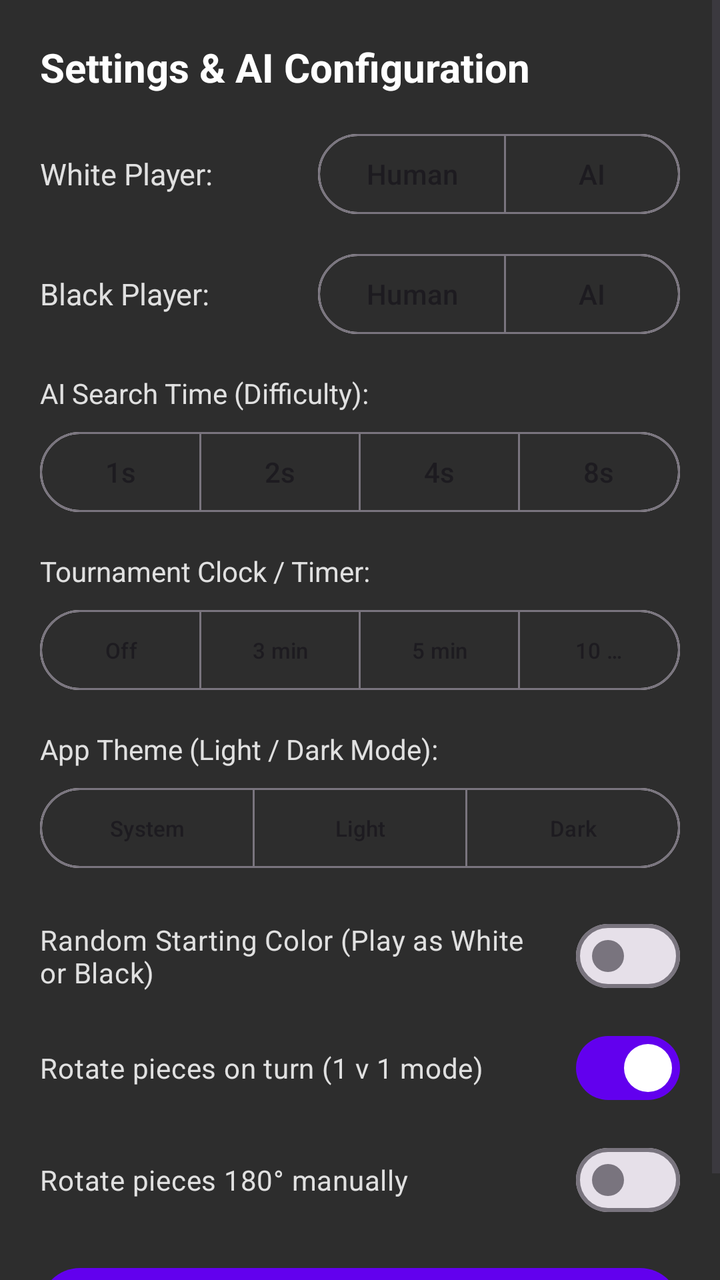
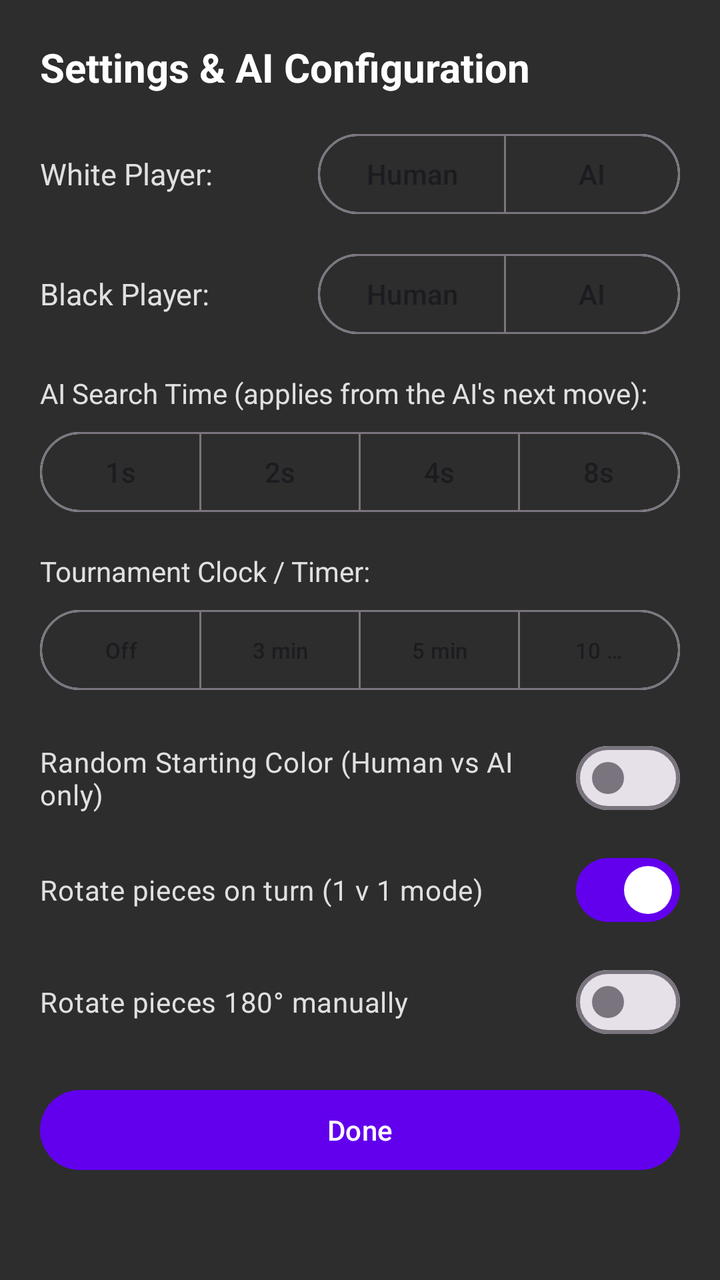

Screens rendered from an Android XML layout before and after an edit, with the pre-edit source and the edit as a unified diff.
<!-- AndroidManifest.xml: application theme Theme.ChessApplication -->
<!-- res/layout/dialog_settings.xml -->
<?xml version="1.0" encoding="utf-8"?>
<ScrollView xmlns:android="http://schemas.android.com/apk/res/android"
    xmlns:app="http://schemas.android.com/apk/res-auto"
    android:layout_width="match_parent"
    android:layout_height="wrap_content"
    android:fillViewport="true"
    android:background="#2D2D2D">

    <LinearLayout
        android:layout_width="match_parent"
        android:layout_height="wrap_content"
        android:orientation="vertical"
        android:padding="20dp">

        <TextView
            android:layout_width="wrap_content"
            android:layout_height="wrap_content"
            android:text="Settings &amp; AI Configuration"
            android:textColor="#FFFFFF"
            android:textSize="20sp"
            android:textStyle="bold"
            android:layout_marginBottom="16dp" />

        
        <LinearLayout
            android:layout_width="match_parent"
            android:layout_height="wrap_content"
            android:orientation="horizontal"
            android:gravity="center_vertical"
            android:layout_marginBottom="12dp">

            <TextView
                android:layout_width="0dp"
                android:layout_height="wrap_content"
                android:layout_weight="1"
                android:text="White Player:"
                android:textColor="#E0E0E0"
                android:textSize="15sp" />

            <com.google.android.material.button.MaterialButtonToggleGroup
                android:id="@+id/tgWhitePlayerDialog"
                android:layout_width="wrap_content"
                android:layout_height="wrap_content"
                app:singleSelection="true"
                app:selectionRequired="true">

                <Button
                    android:id="@+id/btnWhiteHumanDialog"
                    style="@style/Widget.Material3.Button.OutlinedButton"
                    android:layout_width="wrap_content"
                    android:layout_height="wrap_content"
                    android:text="Human" />

                <Button
                    android:id="@+id/btnWhiteAiDialog"
                    style="@style/Widget.Material3.Button.OutlinedButton"
                    android:layout_width="wrap_content"
                    android:layout_height="wrap_content"
                    android:text="AI" />

            </com.google.android.material.button.MaterialButtonToggleGroup>
        </LinearLayout>

        
        <LinearLayout
            android:layout_width="match_parent"
            android:layout_height="wrap_content"
            android:orientation="horizontal"
            android:gravity="center_vertical"
            android:layout_marginBottom="16dp">

            <TextView
                android:layout_width="0dp"
                android:layout_height="wrap_content"
                android:layout_weight="1"
                android:text="Black Player:"
                android:textColor="#E0E0E0"
                android:textSize="15sp" />

            <com.google.android.material.button.MaterialButtonToggleGroup
                android:id="@+id/tgBlackPlayerDialog"
                android:layout_width="wrap_content"
                android:layout_height="wrap_content"
                app:singleSelection="true"
                app:selectionRequired="true">

                <Button
                    android:id="@+id/btnBlackHumanDialog"
                    style="@style/Widget.Material3.Button.OutlinedButton"
                    android:layout_width="wrap_content"
                    android:layout_height="wrap_content"
                    android:text="Human" />

                <Button
                    android:id="@+id/btnBlackAiDialog"
                    style="@style/Widget.Material3.Button.OutlinedButton"
                    android:layout_width="wrap_content"
                    android:layout_height="wrap_content"
                    android:text="AI" />

            </com.google.android.material.button.MaterialButtonToggleGroup>
        </LinearLayout>

        
        <LinearLayout
            android:layout_width="match_parent"
            android:layout_height="wrap_content"
            android:orientation="vertical"
            android:layout_marginBottom="16dp">

            <TextView
                android:layout_width="wrap_content"
                android:layout_height="wrap_content"
                android:text="AI Search Time (Difficulty):"
                android:textColor="#E0E0E0"
                android:textSize="14sp"
                android:layout_marginBottom="6dp" />

            <com.google.android.material.button.MaterialButtonToggleGroup
                android:id="@+id/tgTimeLimitDialog"
                android:layout_width="match_parent"
                android:layout_height="wrap_content"
                app:singleSelection="true"
                app:selectionRequired="true">

                <Button
                    android:id="@+id/btnTime1sDialog"
                    style="@style/Widget.Material3.Button.OutlinedButton"
                    android:layout_width="0dp"
                    android:layout_height="wrap_content"
                    android:layout_weight="1"
                    android:text="1s" />

                <Button
                    android:id="@+id/btnTime2sDialog"
                    style="@style/Widget.Material3.Button.OutlinedButton"
                    android:layout_width="0dp"
                    android:layout_height="wrap_content"
                    android:layout_weight="1"
                    android:text="2s" />

                <Button
                    android:id="@+id/btnTime4sDialog"
                    style="@style/Widget.Material3.Button.OutlinedButton"
                    android:layout_width="0dp"
                    android:layout_height="wrap_content"
                    android:layout_weight="1"
                    android:text="4s" />

                <Button
                    android:id="@+id/btnTime8sDialog"
                    style="@style/Widget.Material3.Button.OutlinedButton"
                    android:layout_width="0dp"
                    android:layout_height="wrap_content"
                    android:layout_weight="1"
                    android:text="8s" />

            </com.google.android.material.button.MaterialButtonToggleGroup>
        </LinearLayout>

        
        <LinearLayout
            android:layout_width="match_parent"
            android:layout_height="wrap_content"
            android:orientation="vertical"
            android:layout_marginBottom="16dp">

            <TextView
                android:layout_width="wrap_content"
                android:layout_height="wrap_content"
                android:text="Tournament Clock / Timer:"
                android:textColor="#E0E0E0"
                android:textSize="14sp"
                android:layout_marginBottom="6dp" />

            <com.google.android.material.button.MaterialButtonToggleGroup
                android:id="@+id/tgClockDurationDialog"
                android:layout_width="match_parent"
                android:layout_height="wrap_content"
                app:singleSelection="true"
                app:selectionRequired="true">

                <Button
                    android:id="@+id/btnClockNone"
                    style="@style/Widget.Material3.Button.OutlinedButton"
                    android:layout_width="0dp"
                    android:layout_height="wrap_content"
                    android:layout_weight="1"
                    android:text="Off"
                    android:textSize="11sp" />

                <Button
                    android:id="@+id/btnClock3m"
                    style="@style/Widget.Material3.Button.OutlinedButton"
                    android:layout_width="0dp"
                    android:layout_height="wrap_content"
                    android:layout_weight="1"
                    android:text="3 min"
                    android:textSize="11sp" />

                <Button
                    android:id="@+id/btnClock5m"
                    style="@style/Widget.Material3.Button.OutlinedButton"
                    android:layout_width="0dp"
                    android:layout_height="wrap_content"
                    android:layout_weight="1"
                    android:text="5 min"
                    android:textSize="11sp" />

                <Button
                    android:id="@+id/btnClock10m"
                    style="@style/Widget.Material3.Button.OutlinedButton"
                    android:layout_width="0dp"
                    android:layout_height="wrap_content"
                    android:layout_weight="1"
                    android:text="10 min"
                    android:textSize="11sp" />

            </com.google.android.material.button.MaterialButtonToggleGroup>
        </LinearLayout>

        
        <LinearLayout
            android:layout_width="match_parent"
            android:layout_height="wrap_content"
            android:orientation="vertical"
            android:layout_marginBottom="16dp">

            <TextView
                android:layout_width="wrap_content"
                android:layout_height="wrap_content"
                android:text="App Theme (Light / Dark Mode):"
                android:textColor="#E0E0E0"
                android:textSize="14sp"
                android:layout_marginBottom="6dp" />

            <com.google.android.material.button.MaterialButtonToggleGroup
                android:id="@+id/tgThemeDialog"
                android:layout_width="match_parent"
                android:layout_height="wrap_content"
                app:singleSelection="true"
                app:selectionRequired="true">

                <Button
                    android:id="@+id/btnThemeSystem"
                    style="@style/Widget.Material3.Button.OutlinedButton"
                    android:layout_width="0dp"
                    android:layout_height="wrap_content"
                    android:layout_weight="1"
                    android:text="System"
                    android:textSize="11sp" />

                <Button
                    android:id="@+id/btnThemeLight"
                    style="@style/Widget.Material3.Button.OutlinedButton"
                    android:layout_width="0dp"
                    android:layout_height="wrap_content"
                    android:layout_weight="1"
                    android:text="Light"
                    android:textSize="11sp" />

                <Button
                    android:id="@+id/btnThemeDark"
                    style="@style/Widget.Material3.Button.OutlinedButton"
                    android:layout_width="0dp"
                    android:layout_height="wrap_content"
                    android:layout_weight="1"
                    android:text="Dark"
                    android:textSize="11sp" />

            </com.google.android.material.button.MaterialButtonToggleGroup>
        </LinearLayout>

        
        <com.google.android.material.materialswitch.MaterialSwitch
            android:id="@+id/switchRandomColorDialog"
            android:layout_width="match_parent"
            android:layout_height="wrap_content"
            android:text="Random Starting Color (Play as White or Black)"
            android:textColor="#E0E0E0"
            android:checked="false"
            android:layout_marginBottom="8dp" />

        
        <com.google.android.material.materialswitch.MaterialSwitch
            android:id="@+id/switchAutoRotateDialog"
            android:layout_width="match_parent"
            android:layout_height="wrap_content"
            android:text="Rotate pieces on turn (1 v 1 mode)"
            android:textColor="#E0E0E0"
            android:checked="true"
            android:layout_marginBottom="8dp" />

        
        <com.google.android.material.materialswitch.MaterialSwitch
            android:id="@+id/switchManualFlipDialog"
            android:layout_width="match_parent"
            android:layout_height="wrap_content"
            android:text="Rotate pieces 180° manually"
            android:textColor="#E0E0E0"
            android:checked="false"
            android:layout_marginBottom="16dp" />

        <Button
            android:id="@+id/btnCloseSettings"
            android:layout_width="match_parent"
            android:layout_height="wrap_content"
            android:text="Done" />

    </LinearLayout>
</ScrollView>
<!-- resources referenced by this layout -->
<resources>
  <style name="Theme.ChessApplication" parent="Theme.Material3.DayNight.NoActionBar">
          
          <item name="colorPrimary">@color/purple_500</item>
          <item name="colorOnPrimary">@color/white</item>
          
          <item name="colorSecondary">@color/teal_200</item>
          <item name="colorOnSecondary">@color/black</item>
      </style>
  <color name="purple_500">#FF6200EE</color>
  <color name="white">#FFFFFFFF</color>
  <color name="teal_200">#FF03DAC5</color>
  <color name="black">#FF000000</color>
</resources>

<!-- the commit's change to res/layout/dialog_settings.xml (unified diff, before → after) -->
@@ -111,7 +111,7 @@
             <TextView
                 android:layout_width="wrap_content"
                 android:layout_height="wrap_content"
-                android:text="AI Search Time (Difficulty):"
+                android:text="AI Search Time (applies from the AI\'s next move):"
                 android:textColor="#E0E0E0"
                 android:textSize="14sp"
                 android:layout_marginBottom="6dp" />
@@ -220,63 +220,11 @@
         </LinearLayout>
 
         
-        <LinearLayout
-            android:layout_width="match_parent"
-            android:layout_height="wrap_content"
-            android:orientation="vertical"
-            android:layout_marginBottom="16dp">
-
-            <TextView
-                android:layout_width="wrap_content"
-                android:layout_height="wrap_content"
-                android:text="App Theme (Light / Dark Mode):"
-                android:textColor="#E0E0E0"
-                android:textSize="14sp"
-                android:layout_marginBottom="6dp" />
-
-            <com.google.android.material.button.MaterialButtonToggleGroup
-                android:id="@+id/tgThemeDialog"
-                android:layout_width="match_parent"
-                android:layout_height="wrap_content"
-                app:singleSelection="true"
-                app:selectionRequired="true">
-
-                <Button
-                    android:id="@+id/btnThemeSystem"
-                    style="@style/Widget.Material3.Button.OutlinedButton"
-                    android:layout_width="0dp"
-                    android:layout_height="wrap_content"
-                    android:layout_weight="1"
-                    android:text="System"
-                    android:textSize="11sp" />
-
-                <Button
-                    android:id="@+id/btnThemeLight"
-                    style="@style/Widget.Material3.Button.OutlinedButton"
-                    android:layout_width="0dp"
-                    android:layout_height="wrap_content"
-                    android:layout_weight="1"
-                    android:text="Light"
-                    android:textSize="11sp" />
-
-                <Button
-                    android:id="@+id/btnThemeDark"
-                    style="@style/Widget.Material3.Button.OutlinedButton"
-                    android:layout_width="0dp"
-                    android:layout_height="wrap_content"
-                    android:layout_weight="1"
-                    android:text="Dark"
-                    android:textSize="11sp" />
-
-            </com.google.android.material.button.MaterialButtonToggleGroup>
-        </LinearLayout>
-
-        
         <com.google.android.material.materialswitch.MaterialSwitch
             android:id="@+id/switchRandomColorDialog"
             android:layout_width="match_parent"
             android:layout_height="wrap_content"
-            android:text="Random Starting Color (Play as White or Black)"
+            android:text="Random Starting Color (Human vs AI only)"
             android:textColor="#E0E0E0"
             android:checked="false"
             android:layout_marginBottom="8dp" />
